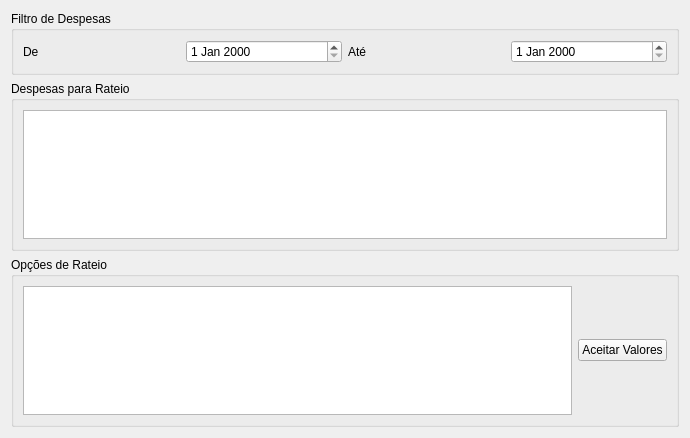
This is formrateio.ui in marcelbonnet/condominio as Qt 5 draws it before an edit. The edited form follows.
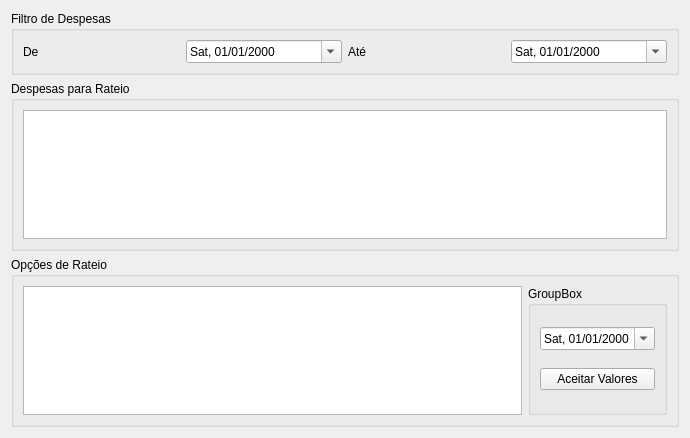
This is the edited form.

```diff
--- a/formrateio.ui
+++ b/formrateio.ui
@@ -28,7 +28,14 @@
        </widget>
       </item>
       <item>
-       <widget class="QDateEdit" name="dataIni"/>
+       <widget class="QDateEdit" name="dataIni">
+        <property name="displayFormat">
+         <string>ddd, dd/MM/yyyy</string>
+        </property>
+        <property name="calendarPopup">
+         <bool>true</bool>
+        </property>
+       </widget>
       </item>
       <item>
        <widget class="QLabel" name="label_2">
@@ -38,7 +45,14 @@
        </widget>
       </item>
       <item>
-       <widget class="QDateEdit" name="dataFim"/>
+       <widget class="QDateEdit" name="dataFim">
+        <property name="displayFormat">
+         <string>ddd, dd/MM/yyyy</string>
+        </property>
+        <property name="calendarPopup">
+         <bool>true</bool>
+        </property>
+       </widget>
       </item>
      </layout>
     </widget>
@@ -65,10 +79,29 @@
        <widget class="QTableWidget" name="rateios"/>
       </item>
       <item>
-       <widget class="QPushButton" name="btnAceitarValoresPadrao">
-        <property name="text">
-         <string>Aceitar Valores</string>
+       <widget class="QGroupBox" name="groupBox_4">
+        <property name="title">
+         <string>GroupBox</string>
         </property>
+        <layout class="QVBoxLayout" name="verticalLayout_3">
+         <item>
+          <widget class="QDateEdit" name="dataRateioVcto">
+           <property name="displayFormat">
+            <string>ddd, dd/MM/yyyy</string>
+           </property>
+           <property name="calendarPopup">
+            <bool>true</bool>
+           </property>
+          </widget>
+         </item>
+         <item>
+          <widget class="QPushButton" name="btnAceitarValoresPadrao">
+           <property name="text">
+            <string>Aceitar Valores</string>
+           </property>
+          </widget>
+         </item>
+        </layout>
        </widget>
       </item>
      </layout>
```
